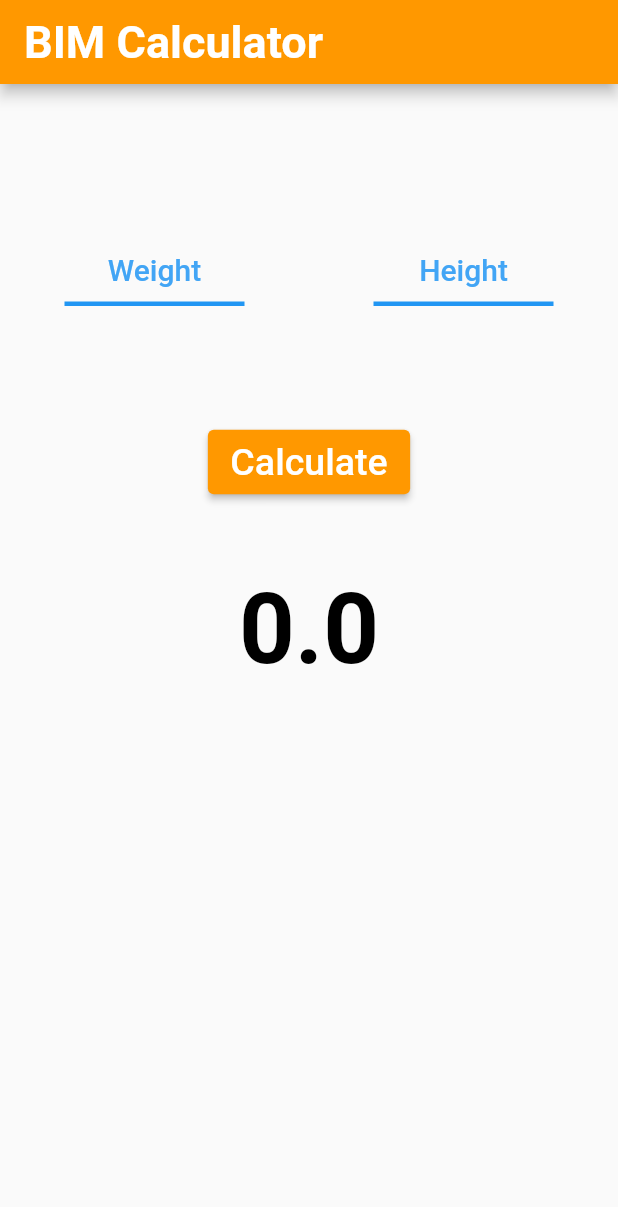
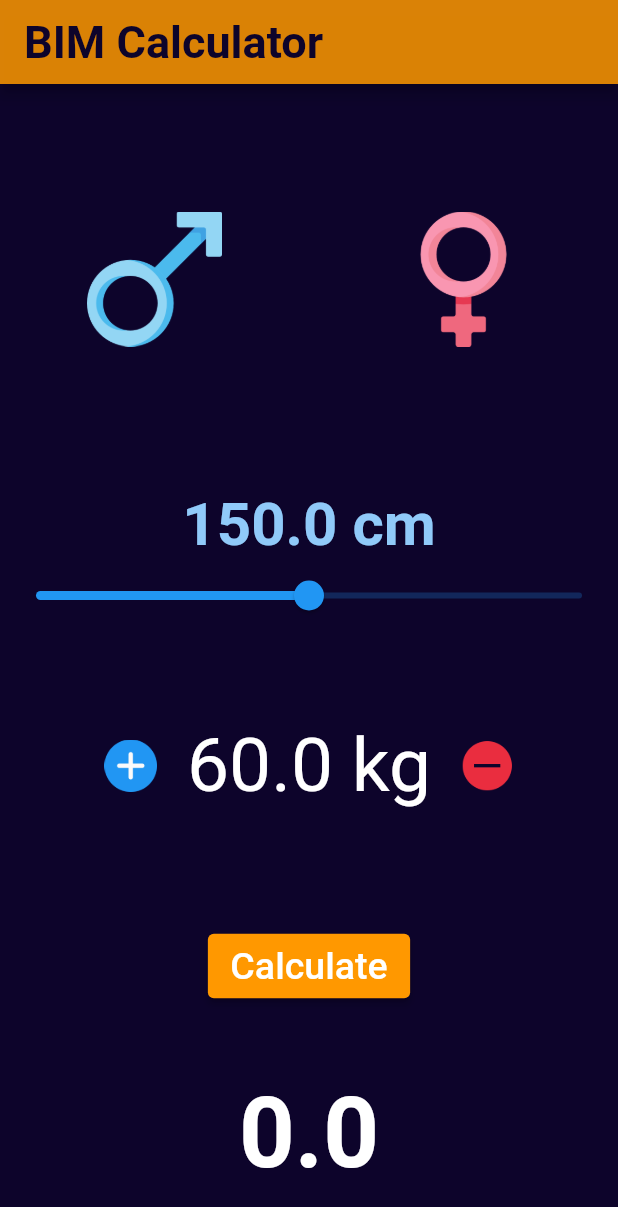
Before and after one commit to floKianB/bmiCalculator, a Flutter app: the screen it shows after launch, on a phone screen of 412 x 824 dp. Shown: the top 1207 px of the screen. Run offline on Flutter 3.47's test engine with Material 2 defaults, Android fonts, the phone set to English and light mode, and no system bars; Roboto replaces fonts that are missing (Helvetica).

Commit message:
change the UI and upgrade the input data system

```diff
--- a/lib/main.dart
+++ b/lib/main.dart
@@ -12,10 +12,11 @@ class Application extends StatelessWidget {
   Widget build(BuildContext context) {
     return MaterialApp(
       debugShowCheckedModeBanner: false,
+      theme: new ThemeData(scaffoldBackgroundColor: Color.fromARGB(255, 13, 4, 43)),
       home: Scaffold(
         appBar: AppBar(
-          title: Text("BIM Calculator", style: TextStyle(fontSize: 30, fontWeight: FontWeight.bold ,fontFamily: "Helvetica")),
-          backgroundColor: Colors.orange,
+          title: Text("BIM Calculator", style: TextStyle(fontSize: 30, fontWeight: FontWeight.bold ,fontFamily: "Helvetica", color: Color.fromARGB(255, 13, 4, 43))),
+          backgroundColor: Color.fromARGB(216, 255, 153, 0),
         ),
         body: SafeArea(
           child: MainPage()
--- a/lib/main_page.dart
+++ b/lib/main_page.dart
@@ -8,73 +8,152 @@ class MainPage extends StatefulWidget {
 }
 
 class _MainPageState extends State<MainPage> {
-  final weightController =  TextEditingController();
-  final heightController =  TextEditingController();
+  double weightController =  60;
+  double heightController = 150;
+  String? sex;
   double bmi = 0.0;
+
   @override
   Widget build(BuildContext context) {
     return Column(
       children: [
-        SizedBox(height: 100),
+        SizedBox(height: 50),
+
         Row(
           mainAxisAlignment: MainAxisAlignment.spaceAround,
           children: [
-            Container(
-              width: 120,
-              child: TextField(
-                controller: weightController,
-                textAlign: TextAlign.center,
+            GestureDetector(
+            onTap: (){
+              setState((){
+                sex = 'Male';
+              });
+            },
+            child:  Container(
+              padding: EdgeInsets.all(35),
+              decoration: BoxDecoration(
+                color: sex == 'Male' ? Color.fromARGB(255, 42, 67, 88) : Colors.transparent,
+                borderRadius: BorderRadius.circular(10),
+
+              ),
+              child: Image.asset(
+                'images/male.png',
+                height: 90,
+              ),
+            )
+          ),
+
+          GestureDetector(
+            onTap: (){
+              setState((){
+                sex = 'Female';
+              });
+            },
+            child:  Container(
+              padding: EdgeInsets.all(35),
+              decoration: BoxDecoration(
+                color: sex == 'Female' ? Color.fromARGB(255, 42, 67, 88) : Colors.transparent,
+                borderRadius: BorderRadius.circular(10),
+
+              ),
+              child: Image.asset(
+                'images/female.png',
+                height: 90,
+              ),
+            )
+          ),
+        ]),
+
+
+
+        SizedBox(height: 60),
+
+
+
+        Container(
+          child: Column(
+            children: [
+              Text("$heightController cm",
                 style: TextStyle(
-                  fontSize: 20,
-                  fontWeight: FontWeight.w500,
-                  color: Colors.blue[800],
-                  ),
-                keyboardType: TextInputType.number,
-                decoration: InputDecoration(
-                    focusedBorder: UnderlineInputBorder(
-                        borderSide: BorderSide(color: Colors.orange, width: 3.0),
-                    ),
-                    enabledBorder: UnderlineInputBorder(
-                        borderSide: BorderSide(color: Colors.blue, width: 3.0),
-                    ),
-                    hintText: 'Weight',
-                    hintStyle: TextStyle(color: Colors.blue[400])
-                ),
+                  fontSize: 40,
+                  fontWeight: FontWeight.bold,
+                  color: Colors.blue[200],
+                )
               ),
-            ),
+              Slider(
+                value: heightController,
+                max: 300,
+                divisions: 300,
+                onChanged: (double value){
+                  setState((){
+                    heightController = value.roundToDouble();
+                    print(value);
+                  });
+                }
+              ),
+            ],
+          ),
+        ),
 
-            Container(
-              width: 120,
-              child: TextField(
-                controller: heightController,
-                textAlign: TextAlign.center,
-                style: TextStyle(
-                  fontSize: 20,
-                  fontWeight: FontWeight.w500,
-                  color: Colors.blue[800],
-                  ),
-                keyboardType: TextInputType.number,
-                decoration: InputDecoration(
-                    focusedBorder: UnderlineInputBorder(
-                        borderSide: BorderSide(color: Colors.orange, width: 3.0),
-                    ),
-                    enabledBorder: UnderlineInputBorder(
-                        borderSide: BorderSide(color: Colors.blue, width: 3.0),
-                    ),
-                    hintText: 'Height',
-                    hintStyle: TextStyle(color: Colors.blue[400])
-                ),
-              ),
-            ),
+        SizedBox(height: 60),
 
-        ]),
+
+      Row(
+        mainAxisAlignment: MainAxisAlignment.center,
+        children: [
+          GestureDetector(
+            child: Image.asset('images/plus.png', width: 35),
+            onTap: (){
+              setState((){
+                weightController++;
+              });
+            },
+            onLongPress: (){
+              setState((){
+                weightController = weightController + 5;
+              });
+            },
+          ),
+
+        SizedBox(width: 20),
+
+          Text("$weightController kg",
+            style: TextStyle(
+              color: Colors.white,
+              fontSize: 50,
+            )
+          ),
+
+        SizedBox(width: 20),
+
+          GestureDetector(
+            child: Image.asset('images/minus.png', width: 35),
+            onTap: (){
+              setState((){
+                weightController--;
+              });
+            },
+            onLongPress: (){
+              setState((){
+                weightController = weightController - 5;
+              });
+            },
+          ),
+
+        ],
+      ),
+
+
+
+
+
+
         SizedBox(height: 80),
         ElevatedButton(
           child: Text("Calculate", style: TextStyle(color: Colors.white, fontSize: 25, )),
           onPressed: (){
             setState(() {
-              double weight = double.parse(weightController.text);
-              double height = double.parse(heightController.text)/100;
+              double weight = weightController;
+              double height = heightController/100;
               double result = weight / (height * height);
               bmi = double.parse(result.toStringAsFixed(2));
               });
@@ -88,7 +167,7 @@ class _MainPageState extends State<MainPage> {
         SizedBox(height: 50),
         Text("$bmi", style: TextStyle(
           fontSize: 65,
-          color: bmi == 0 ? Colors.black : bmi < 18.5 ? Colors.red : bmi < 24.9 && bmi > 18.5 ? Colors.green[700] : bmi > 24.9 && bmi < 29.9 ? Colors.red[400] : Colors.red[700],
+          color: bmi == 0 ? Colors.white : bmi < 18.5 ? Colors.red : bmi < 24.9 && bmi > 18.5 ? Colors.green[700] : bmi > 24.9 && bmi < 29.9 ? Colors.red[400] : Colors.red[700],
           fontWeight: FontWeight.bold)
         )
 
```
Also changed, not shown: pubspec.yaml (+5 -3 lines), images/female.png (added), images/male.png (added), images/minus.png (added), images/plus.png (added).
